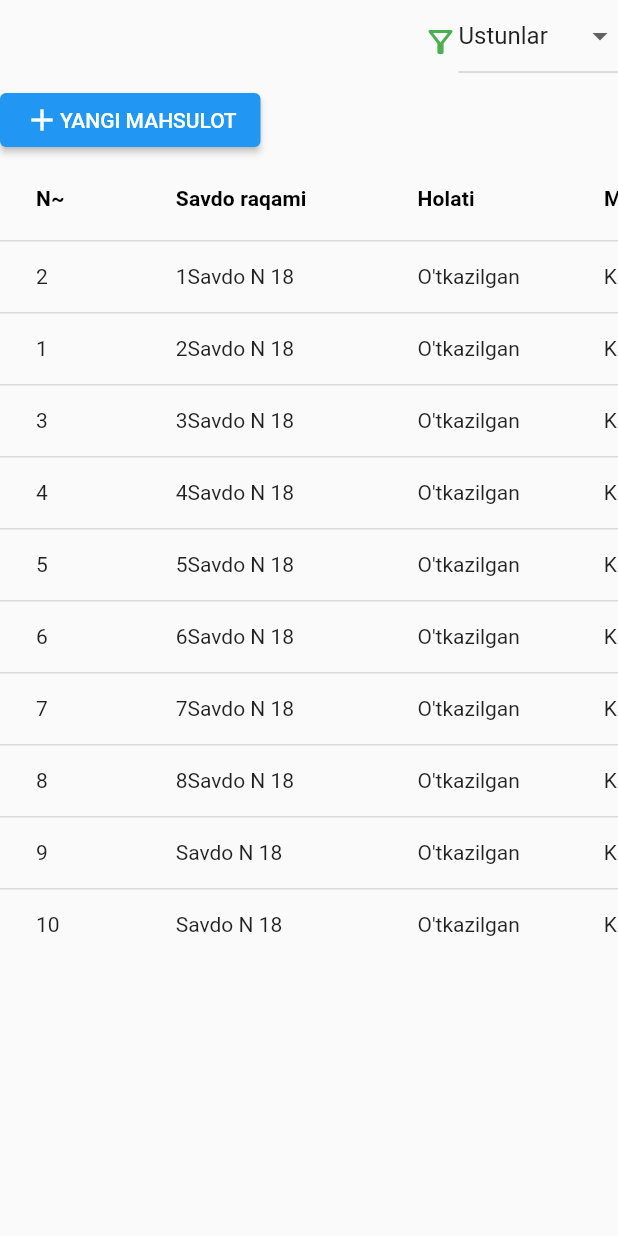
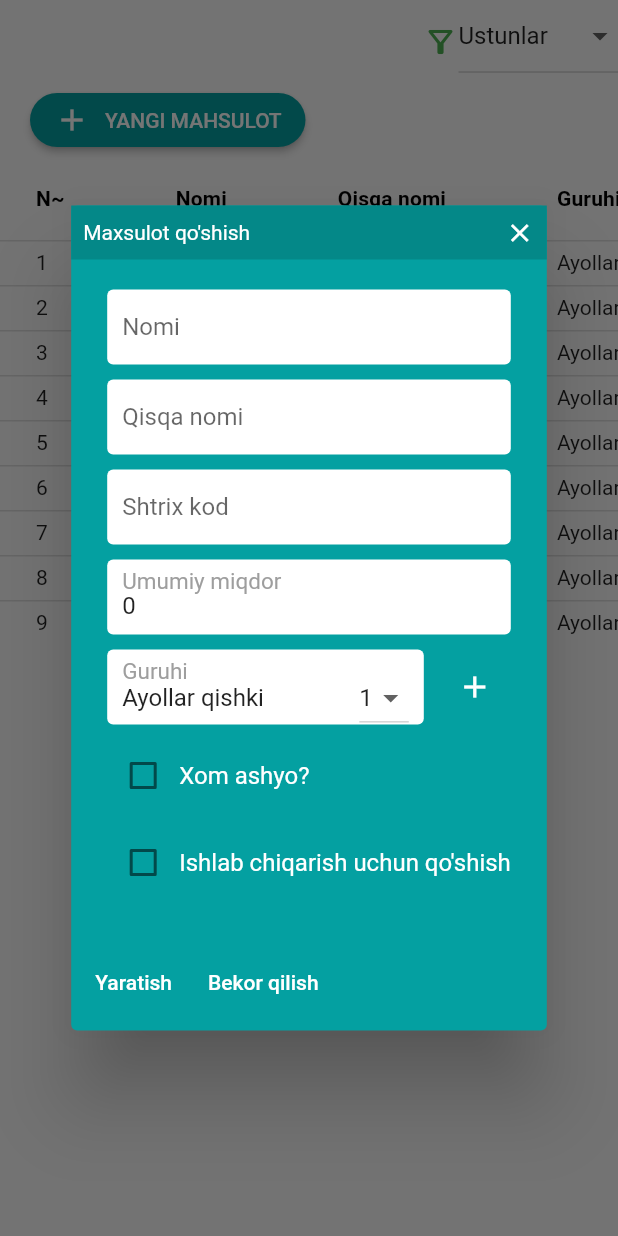
Before and after one commit to Sanjarbek17/responsive_app, a Flutter app: the screen it shows after launch, after a tap on "YANGI MAHSULOT", on a phone screen of 412 x 824 dp. Run offline on Flutter 3.47's test engine with Material 2 defaults, Android fonts, the phone set to English and light mode, and no system bars.

Commit message:
second page is done

```diff
--- /dev/null
+++ b/lib/data/admin_data.dart
@@ -0,0 +1,13 @@
+List<String> adminColumnsList = ['N~', 'Nomi', 'Qisqa nomi', 'Guruhi', 'Shtrix kod', 'Narxi', 'Xarid narxi'];
+
+List<Map> adminRowsList = [
+  {'id': 1, 'name': 'paypoq', 'lessName': 'pq', 'group': 'Ayollar qishki', 'shtrixCode': '123456789', 'price': '10000', 'buyPrice': '9000'},
+  {'id': 2, 'name': 'papq', 'lessName': 'pq', 'group': 'Ayollar qishki', 'shtrixCode': '123456789', 'price': '10000', 'buyPrice': '9000'},
+  {'id': 3, 'name': 'payp', 'lessName': 'pq', 'group': 'Ayollar qishki', 'shtrixCode': '123456789', 'price': '10000', 'buyPrice': '9000'},
+  {'id': 4, 'name': 'paypoq', 'lessName': 'pq', 'group': 'Ayollar qishki', 'shtrixCode': '123456789', 'price': '10000', 'buyPrice': '9000'},
+  {'id': 5, 'name': 'paypoq', 'lessName': 'pq', 'group': 'Ayollar qishki', 'shtrixCode': '123456789', 'price': '10000', 'buyPrice': '9000'},
+  {'id': 6, 'name': 'paypoq', 'lessName': 'pq', 'group': 'Ayollar qishki', 'shtrixCode': '123456789', 'price': '10000', 'buyPrice': '9000'},
+  {'id': 7, 'name': 'paypoq', 'lessName': 'pq', 'group': 'Ayollar qishki', 'shtrixCode': '123456789', 'price': '10000', 'buyPrice': '9000'},
+  {'id': 8, 'name': 'paypoq', 'lessName': 'pq', 'group': 'Ayollar qishki', 'shtrixCode': '123456789', 'price': '10000', 'buyPrice': '9000'},
+  {'id': 9, 'name': 'paypoq', 'lessName': 'pq', 'group': 'Ayollar qishki', 'shtrixCode': '123456789', 'price': '10000', 'buyPrice': '9000'},
+];
--- a/lib/pages/responsive/mobile_body.dart
+++ b/lib/pages/responsive/mobile_body.dart
@@ -1,4 +1,5 @@
 import 'package:flutter/material.dart';
+import 'package:responsive_app/data/client_data.dart';
 import 'package:responsive_app/widgets/custom_datatable.dart';
 
 import '../../widgets/custom_container.dart';
@@ -21,7 +22,11 @@ class _MobileBodyState extends State<MobileBody> {
         backgroundColor: Colors.transparent,
         elevation: 0,
         actions: [
-          const Icon(Icons.filter_alt_outlined, color: Colors.green),
+          InkWell(
+              onTap: () {
+                Navigator.of(context).pushReplacementNamed( '/responsive2');
+              },
+              child: const Icon(Icons.filter_alt_outlined, color: Colors.green)),
           DropdownButton(
             value: currentValue,
             items: const [
@@ -85,7 +90,10 @@ class _MobileBodyState extends State<MobileBody> {
               ),
             ],
           ),
-          const CustomDataTable(),
+          CustomDataTable(
+            columnsList: columnsList,
+            rowsList: rowsList,
+          ),
         ],
       ),
     );
--- a/lib/pages/responsive/tablet_body.dart
+++ b/lib/pages/responsive/tablet_body.dart
@@ -1,4 +1,5 @@
 import 'package:flutter/material.dart';
+import 'package:responsive_app/data/client_data.dart';
 
 import '../../widgets/custom_container.dart';
 import '../../widgets/custom_datatable.dart';
@@ -21,7 +22,11 @@ class _TabletBodyState extends State<TabletBody> {
         backgroundColor: Colors.transparent,
         elevation: 0,
         actions: [
-          const Icon(Icons.filter_alt_outlined, color: Colors.green),
+          InkWell(
+              onTap: () {
+                Navigator.of(context).pushReplacementNamed('/responsive2');
+              },
+              child: const Icon(Icons.filter_alt_outlined, color: Colors.green)),
           DropdownButton(
             value: currentValue,
             items: const [
@@ -67,7 +72,7 @@ class _TabletBodyState extends State<TabletBody> {
               TextButton(onPressed: () {}, child: const Text('BEKOR QILISH', style: TextStyle(color: Colors.black))),
             ],
           ),
-          const CustomDataTable()
+          CustomDataTable(columnsList: columnsList, rowsList: rowsList)
         ],
       ),
     );
--- a/lib/pages/responsive2/admin_tablet_body.dart
+++ b/lib/pages/responsive2/admin_tablet_body.dart
@@ -1,5 +1,7 @@
 import 'package:flutter/material.dart';
 
+import '../../data/admin_data.dart';
+import '../../widgets/add_product_dialog.dart';
 import '../../widgets/custom_datatable.dart';
 
 class AdminTabletBody extends StatefulWidget {
@@ -10,6 +12,12 @@ class AdminTabletBody extends StatefulWidget {
 }
 
 class _AdminTabletBodyState extends State<AdminTabletBody> {
+  final TextEditingController name = TextEditingController(text: '');
+  final TextEditingController lessName = TextEditingController(text: '');
+  final TextEditingController shtrixCode = TextEditingController(text: '');
+  final TextEditingController generalPrice = TextEditingController(text: '0');
+  final TextEditingController group = TextEditingController(text: 'Ayollar qishki');
+
   String currentValue = 'Ustunlar';
   TextEditingController controller = TextEditingController();
   @override
@@ -20,7 +28,11 @@ class _AdminTabletBodyState extends State<AdminTabletBody> {
         backgroundColor: Colors.transparent,
         elevation: 0,
         actions: [
-          const Icon(Icons.filter_alt_outlined, color: Colors.green),
+          InkWell(
+              onTap: () {
+                Navigator.of(context).pushReplacementNamed('/responsive');
+              },
+              child: const Icon(Icons.filter_alt_outlined, color: Colors.green)),
           DropdownButton(
             value: currentValue,
             items: const [
@@ -45,16 +57,94 @@ class _AdminTabletBodyState extends State<AdminTabletBody> {
         children: [
           Row(
             children: [
+              const SizedBox(width: 20),
               ElevatedButton(
-                  onPressed: () {},
-                  child: const Row(
-                    children: [Icon(Icons.add), Text('YANGI MAHSULOT')],
-                  ))
+                onPressed: () async {
+                  var data = await myShowDialog(context);
+                  if (data == 'bekor') return;
+                  adminRowsList.add(data);
+                  setState(() {});
+                },
+                style: ButtonStyle(
+                  backgroundColor: MaterialStateProperty.all(const Color.fromARGB(255, 4, 160, 161)),
+                  shape: MaterialStateProperty.all(const RoundedRectangleBorder(borderRadius: BorderRadius.all(Radius.circular(20)))),
+                ),
+                child: const Row(
+                  children: [Icon(Icons.add), SizedBox(width: 10), Text('YANGI MAHSULOT')],
+                ),
+              ),
             ],
           ),
-          const CustomDataTable()
+          CustomDataTable(
+            columnsList: adminColumnsList,
+            rowsList: adminRowsList,
+          )
         ],
       ),
     );
   }
+
+  Future<dynamic> myShowDialog(BuildContext context) {
+    return showDialog(
+        context: context,
+        builder: (context) => AlertDialog(
+              titleTextStyle: const TextStyle(color: Colors.white),
+              titlePadding: EdgeInsets.zero,
+              title: Container(
+                color: const Color.fromARGB(255, 4, 136, 136),
+                padding: const EdgeInsets.all(8),
+                child: Row(
+                  mainAxisAlignment: MainAxisAlignment.spaceBetween,
+                  children: [
+                    const Text('Maxsulot qo\'shish'),
+                    const SizedBox(width: 10),
+                    InkWell(
+                        onTap: () {
+                          Navigator.pop(context, 'bekor');
+                        },
+                        child: const Icon(Icons.close, size: 20, color: Colors.white)),
+                  ],
+                ),
+              ),
+              content: AddProductDialog(
+                name: name,
+                lessName: lessName,
+                shtrixCode: shtrixCode,
+                generalPrice: generalPrice,
+                group: group,
+              ),
+              backgroundColor: const Color.fromARGB(255, 4, 160, 161),
+              actionsAlignment: MainAxisAlignment.start,
+              actions: [
+                TextButton(
+                  onPressed: () {
+                    Map data = {
+                      'id': adminRowsList.length + 1,
+                      'name': name.text,
+                      'lessName': lessName.text,
+                      'group': group.text,
+                      'shtrixCode': shtrixCode.text,
+                      'price': '2000',
+                      'buyPrice': '1000',
+                    };
+
+                    // clear all text controllers
+                    name.clear();
+                    lessName.clear();
+                    shtrixCode.clear();
+                    generalPrice.clear();
+
+                    Navigator.pop(context, data);
+                  },
+                  child: const Text('Yaratish', style: TextStyle(color: Colors.white)),
+                ),
+                TextButton(
+                  onPressed: () {
+                    Navigator.pop(context, 'bekor');
+                  },
+                  child: const Text('Bekor qilish', style: TextStyle(color: Colors.white)),
+                ),
+              ],
+            ));
+  }
 }
--- /dev/null
+++ b/lib/widgets/add_product_dialog.dart
@@ -0,0 +1,148 @@
+import 'package:flutter/material.dart';
+
+Map group = {
+  '1': 'Ayollar qishki',
+  '2': 'Erkaklar qishki',
+  '3': 'Ayollar kishki',
+  '4': 'Erkaklar kishki',
+};
+
+class AddProductDialog extends StatefulWidget {
+  final TextEditingController name;
+  final TextEditingController lessName;
+  final TextEditingController shtrixCode;
+  final TextEditingController generalPrice;
+  final TextEditingController group;
+
+  const AddProductDialog({
+    super.key,
+    required this.name,
+    required this.lessName,
+    required this.shtrixCode,
+    required this.generalPrice,
+    required this.group,
+  });
+
+  @override
+  State<AddProductDialog> createState() => _AddProductDialogState();
+}
+
+class _AddProductDialogState extends State<AddProductDialog> {
+  @override
+  Widget build(BuildContext context) {
+    return Column(
+      mainAxisSize: MainAxisSize.min,
+      children: [
+        FormTextField(name: 'Nomi', controller: widget.name),
+        const SizedBox(height: 10),
+        FormTextField(name: 'Qisqa nomi', controller: widget.lessName),
+        const SizedBox(height: 10),
+        FormTextField(name: 'Shtrix kod', controller: widget.shtrixCode),
+        const SizedBox(height: 10),
+        FormTextField(name: 'Umumiy miqdor', controller: widget.generalPrice, isNumber: true),
+        const SizedBox(height: 10),
+        Row(
+          children: [
+            Expanded(child: FormTextField(name: 'Guruhi', controller: widget.group, isNumber: true, isGroup: true)),
+            const SizedBox(width: 10),
+            IconButton(onPressed: () {}, icon: const Icon(Icons.add, color: Colors.white)),
+          ],
+        ),
+        const SizedBox(height: 10),
+        const MyCheckBox('Xom ashyo?'),
+        const SizedBox(height: 10),
+        const MyCheckBox('Ishlab chiqarish uchun qo\'shish'),
+      ],
+    );
+  }
+}
+
+class MyCheckBox extends StatefulWidget {
+  final String name;
+  const MyCheckBox(
+    this.name, {
+    super.key,
+  });
+
+  @override
+  State<MyCheckBox> createState() => _MyCheckBoxState();
+}
+
+class _MyCheckBoxState extends State<MyCheckBox> {
+  bool cureentValue = false;
+  @override
+  Widget build(BuildContext context) {
+    return Row(
+      children: [
+        Checkbox(
+          value: cureentValue,
+          onChanged: (value) {
+            setState(() {
+              cureentValue = value!;
+            });
+          },
+        ),
+        Text(widget.name, style: const TextStyle(color: Colors.white)),
+      ],
+    );
+  }
+}
+
+class FormTextField extends StatefulWidget {
+  final String name;
+  final TextEditingController controller;
+  final bool isNumber;
+  final bool isGroup;
+
+  const FormTextField({
+    super.key,
+    required this.name,
+    required this.controller,
+    this.isNumber = false,
+    this.isGroup = false,
+  });
+
+  @override
+  State<FormTextField> createState() => _FormTextFieldState();
+}
+
+class _FormTextFieldState extends State<FormTextField> {
+  List<DropdownMenuItem<String>> getItems() => group.entries.map((e) => DropdownMenuItem<String>(value: e.key, child: Text(e.key))).toList();
+  String currentValue = '1';
+
+  @override
+  Widget build(BuildContext context) {
+    return SizedBox(
+      height: 50,
+      child: TextField(
+        maxLines: null,
+        minLines: null,
+        expands: true,
+        controller: widget.controller,
+        textAlignVertical: widget.isNumber ? TextAlignVertical.bottom : null,
+        decoration: InputDecoration(
+          suffix: widget.isGroup
+              ? DropdownButton(
+                  value: currentValue,
+                  items: getItems(),
+                  onChanged: (value) {
+                    widget.controller.text = group[value].toString();
+                    setState(() {
+                      currentValue = value.toString();
+                    });
+                  },
+                )
+              : null,
+          fillColor: Colors.white,
+          filled: true,
+          contentPadding: const EdgeInsets.all(10),
+          label: widget.isNumber ? Transform.translate(offset: const Offset(0, 20), child: Text(widget.name, style: const TextStyle(color: Colors.grey, fontSize: 20))) : null,
+          hintText: widget.isNumber ? null : widget.name,
+          floatingLabelBehavior: FloatingLabelBehavior.always,
+          floatingLabelStyle: const TextStyle(color: Colors.grey),
+          border: const OutlineInputBorder(borderSide: BorderSide.none),
+        ),
+      ),
+    );
+  }
+}
--- a/lib/widgets/custom_container.dart
+++ b/lib/widgets/custom_container.dart
@@ -1,5 +1,4 @@
 import 'package:flutter/material.dart';
-// import intl package
 import 'package:intl/intl.dart';
 
 class CustomContainer extends StatefulWidget {
@@ -35,14 +34,8 @@ class _CustomContainerState extends State<CustomContainer> {
           Column(
             crossAxisAlignment: CrossAxisAlignment.start,
             children: [
-              Text(
-                widget.upTitle,
-                style: const TextStyle(fontSize: 10),
-              ),
-              Text(
-                !widget.iconButton ? widget.title : DateFormat('MM/dd/yyyy').format(date!).toString(),
-                style: const TextStyle(fontSize: 15, fontWeight: FontWeight.bold),
-              ),
+              Text(widget.upTitle, style: const TextStyle(fontSize: 10)),
+              Text(!widget.iconButton ? widget.title : DateFormat('MM/dd/yyyy').format(date!).toString(), style: const TextStyle(fontSize: 15, fontWeight: FontWeight.bold)),
             ],
           ),
           Visibility(
@@ -51,22 +44,14 @@ class _CustomContainerState extends State<CustomContainer> {
             child: IconButton(
               iconSize: 20,
               padding: EdgeInsets.zero,
-                style: const ButtonStyle(
-                    // minimumSize: MaterialStatePropertyAll(Size(20, 20)),
-                    // padding: MaterialStatePropertyAll(EdgeInsets.zero),
-                    ),
               onPressed: () async {
-                  DateTime? selected = await showDatePicker(
-                    context: context,
-                    initialDate: DateTime(2023),
-                    firstDate: DateTime(2000),
-                    lastDate: DateTime(2054),
-                  );
+                DateTime? selected = await showDatePicker(context: context, initialDate: DateTime(2023), firstDate: DateTime(2000), lastDate: DateTime(2054));
                 setState(() {
                   date = selected ?? date;
                 });
               },
-                icon: const Icon(Icons.calendar_month)),
+              icon: const Icon(Icons.calendar_month),
+            ),
           )
         ],
       ),
--- a/lib/widgets/custom_datatable.dart
+++ b/lib/widgets/custom_datatable.dart
@@ -1,10 +1,12 @@
 import 'package:flutter/material.dart';
 
-import '../data/datatable_data.dart';
-
 class CustomDataTable extends StatefulWidget {
+  final List<String> columnsList;
+  final List<Map> rowsList;
   const CustomDataTable({
     super.key,
+    required this.columnsList,
+    required this.rowsList,
   });
 
   @override
@@ -24,9 +26,9 @@ class _CustomDataTableState extends State<CustomDataTable> {
 
   void onSort(columnIndex, ascending) {
     if (ascending) {
-      rowsList.sort((rowA, rowB) => rowA.values.toList()[columnIndex].compareTo(rowB.values.toList()[columnIndex]));
+      widget.rowsList.sort((rowA, rowB) => rowA.values.toList()[columnIndex].compareTo(rowB.values.toList()[columnIndex]));
     } else {
-      rowsList.sort((rowA, rowB) => rowB.values.toList()[columnIndex].compareTo(rowA.values.toList()[columnIndex]));
+      widget.rowsList.sort((rowA, rowB) => rowB.values.toList()[columnIndex].compareTo(rowA.values.toList()[columnIndex]));
     }
 
     currentSortColumn = columnIndex;
@@ -46,10 +48,12 @@ class _CustomDataTableState extends State<CustomDataTable> {
           child: ConstrainedBox(
             constraints: BoxConstraints(minWidth: constraints.width),
             child: DataTable(
+              dataRowMinHeight: 30,
+              dataRowMaxHeight: 30,
               sortColumnIndex: currentSortColumn,
               sortAscending: currentSortAscending ?? true,
-              columns: getColumns(columnsList),
-              rows: getRows(rowsList),
+              columns: getColumns(widget.columnsList),
+              rows: getRows(widget.rowsList),
             ),
           ),
         ),
```
Also changed, not shown: lib/data/client_data.dart (renamed from lib/data/datatable_data.dart). Lines whose indentation alone changed are shown as unchanged.
